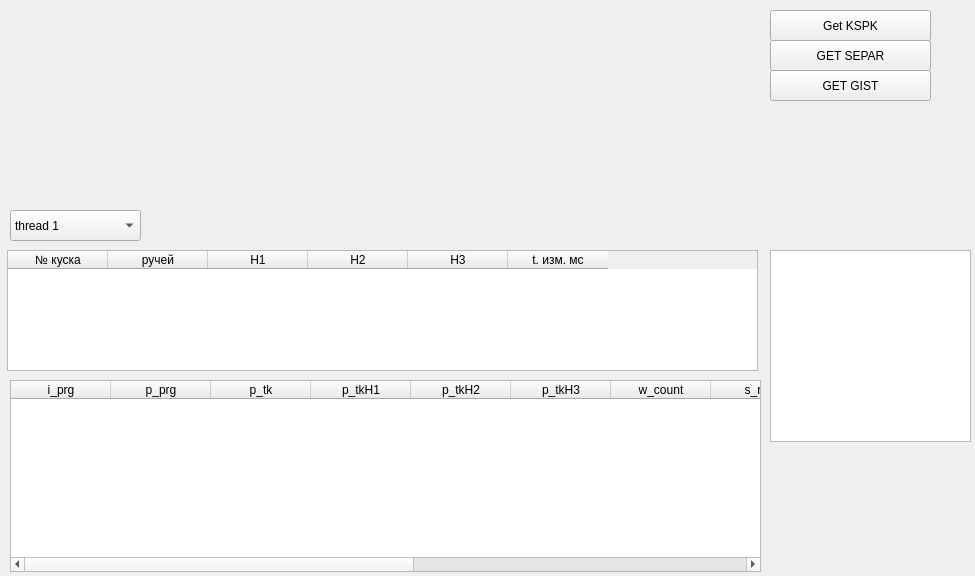
First picture: the form in testtablewidget.ui, repository longway34/SeparaterQt2, before the edit.
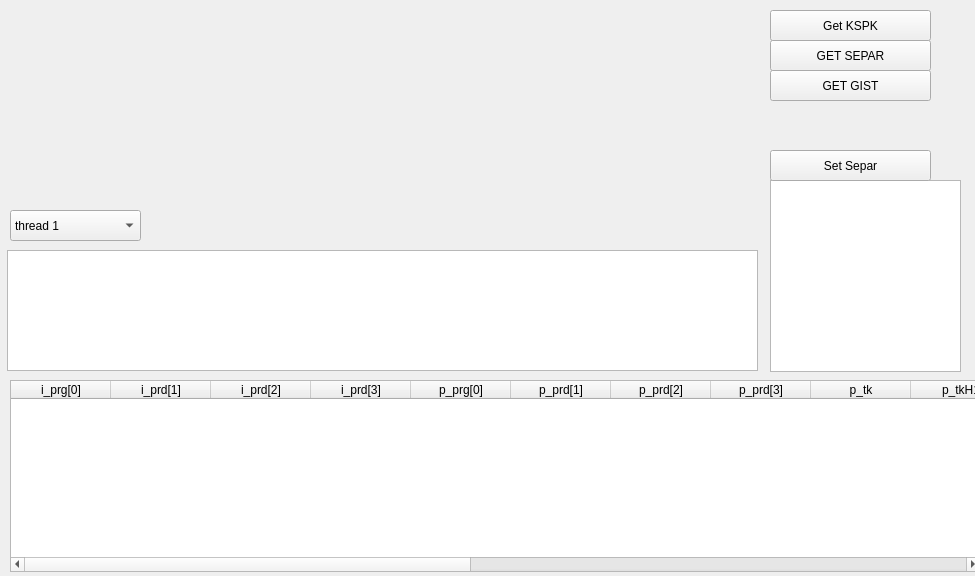
Second picture: the form after the edit. Custom widgets are drawn as their Qt base class.

Patch:
```diff
--- a/testtablewidget.ui
+++ b/testtablewidget.ui
@@ -28,7 +28,7 @@
     <rect>
      <x>340</x>
      <y>10</y>
-     <width>401</width>
+     <width>421</width>
      <height>211</height>
     </rect>
    </property>
@@ -48,36 +48,6 @@
    <property name="selectionBehavior">
     <enum>QAbstractItemView::SelectRows</enum>
    </property>
-   <column>
-    <property name="text">
-     <string>№ куска</string>
-    </property>
-   </column>
-   <column>
-    <property name="text">
-     <string>ручей</string>
-    </property>
-   </column>
-   <column>
-    <property name="text">
-     <string>H1</string>
-    </property>
-   </column>
-   <column>
-    <property name="text">
-     <string>H2</string>
-    </property>
-   </column>
-   <column>
-    <property name="text">
-     <string>H3</string>
-    </property>
-   </column>
-   <column>
-    <property name="text">
-     <string>t. изм. мс</string>
-    </property>
-   </column>
   </widget>
   <widget class="QComboBox" name="cbThread">
    <property name="geometry">
@@ -114,18 +84,48 @@
     <rect>
      <x>10</x>
      <y>380</y>
-     <width>751</width>
+     <width>971</width>
      <height>192</height>
     </rect>
    </property>
    <column>
     <property name="text">
-     <string>i_prg</string>
+     <string>i_prg[0]</string>
     </property>
    </column>
    <column>
     <property name="text">
-     <string>p_prg</string>
+     <string>i_prd[1]</string>
+    </property>
+   </column>
+   <column>
+    <property name="text">
+     <string>i_prd[2]</string>
+    </property>
+   </column>
+   <column>
+    <property name="text">
+     <string>i_prd[3]</string>
+    </property>
+   </column>
+   <column>
+    <property name="text">
+     <string>p_prg[0]</string>
+    </property>
+   </column>
+   <column>
+    <property name="text">
+     <string>p_prd[1]</string>
+    </property>
+   </column>
+   <column>
+    <property name="text">
+     <string>p_prd[2]</string>
+    </property>
+   </column>
+   <column>
+    <property name="text">
+     <string>p_prd[3]</string>
     </property>
    </column>
    <column>
@@ -188,8 +188,8 @@
    <property name="geometry">
     <rect>
      <x>770</x>
-     <y>250</y>
-     <width>201</width>
+     <y>180</y>
+     <width>191</width>
      <height>192</height>
     </rect>
    </property>
@@ -233,6 +233,19 @@
     <string>Get KSPK</string>
    </property>
   </widget>
+  <widget class="QPushButton" name="bSetSepar">
+   <property name="geometry">
+    <rect>
+     <x>770</x>
+     <y>150</y>
+     <width>161</width>
+     <height>31</height>
+    </rect>
+   </property>
+   <property name="text">
+    <string>Set Separ</string>
+   </property>
+  </widget>
  </widget>
  <customwidgets>
   <customwidget>
@@ -251,6 +264,11 @@
    <header>sprspectrumgraphicswidget.h</header>
    <container>1</container>
   </customwidget>
+  <customwidget>
+   <class>SPRSpectrumSmallTable</class>
+   <extends>QTableWidget</extends>
+   <header>sprspectrumsmalltable.h</header>
+  </customwidget>
  </customwidgets>
  <resources/>
  <connections/>
```
Left out of the diff: 4 changed lines with no effect on the pictures.
